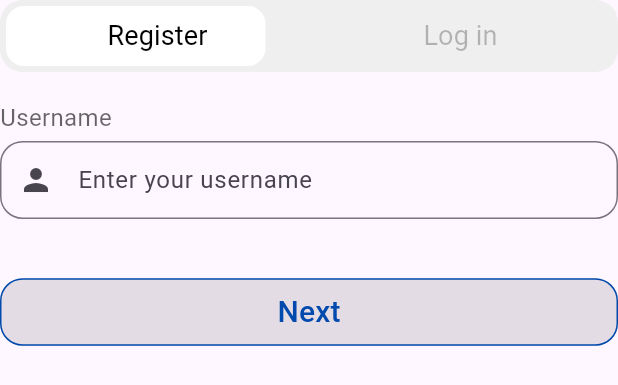
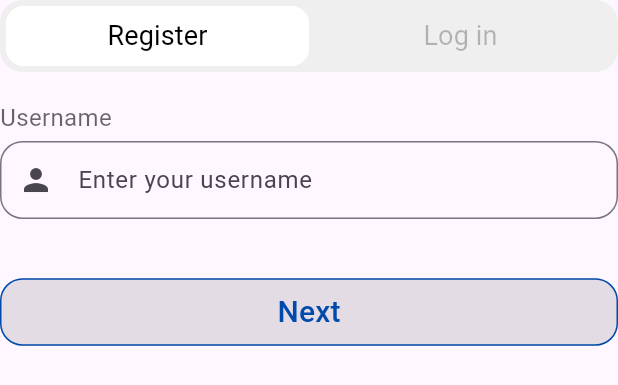
Before and after one commit to geraldman/tasknify-app, a Flutter app: the AuthPage widget shown alone on an empty page, opened directly, on a phone screen of 412 x 824 dp. Shown: the top 385 px of the screen. Run offline on Flutter 3.47's test engine with Material 3 defaults, Android fonts, the phone set to English and light mode, and no system bars; our stand-ins replace google_fonts; Roboto replaces fonts that are missing (Gabarito).

Commit message:
registerLoginButton switch is fixed, but the transition from register to go back button is fine,
fixing the next and log in button behavior, adding google oauth, and switching login register form transition

```diff
--- a/lib/get-started.dart
+++ b/lib/get-started.dart
@@ -69,6 +69,7 @@ class AuthPage extends StatefulWidget{
 class _AuthPageState extends State<AuthPage>{
   bool isLogin = false;
   int registerStep = 1;
+  bool isExpanding = false;
 
   void toggleForm(){
     setState(() {
@@ -80,6 +81,13 @@ class _AuthPageState extends State<AuthPage>{
   void goToNextRegisterStep(){
     setState((){
       registerStep++;
+    });
+
+    Future.delayed(const Duration(milliseconds: 400), () {
+    if (!mounted) return;
+      setState(() {
+        isExpanding = true;
+      });
     });
   }
 
@@ -100,12 +108,16 @@ class _AuthPageState extends State<AuthPage>{
 
     return Column(
       children: [
-        if(showGoBack)
-          PrimaryInvertedButton(text: "Go Back", onPressed:goBackRegisterStep,)
-        else
-          RegisterLoginButton(
-          FrameState: isLogin ? "login" : "register",
-          onPressed: toggleForm
+        RegisterLoginButton(
+          key: const ValueKey("auth-header"),
+          isExpanding: isExpanding,
+          mode: showGoBack
+            ? AuthButtonMode.back
+            : AuthButtonMode.toggle,
+          frameState: isLogin ? "login" : "register",
+          onPressed: showGoBack
+            ? goBackRegisterStep
+            : toggleForm
         ),
 
         const SizedBox(height: 23.0,),
@@ -127,7 +139,6 @@ class _AuthPageState extends State<AuthPage>{
       ],
     );
   }
-
 }
 
 class RegisterPageState extends StatelessWidget {
--- a/lib/widget/custom-button.dart
+++ b/lib/widget/custom-button.dart
@@ -102,15 +102,22 @@ class PrimaryInvertedButton extends CustomButton{
   );
 }
 
-class RegisterLoginButton extends StatelessWidget{
+enum AuthButtonMode{
+  toggle, back,
+}
 
+class RegisterLoginButton extends StatelessWidget {
   final VoidCallback onPressed;
-  final String FrameState; // this is will determine if its changing to login or register
+  final String frameState;
+  final AuthButtonMode mode;
+  final bool isExpanding;
 
   const RegisterLoginButton({
     super.key,
-    required this.FrameState,
-    required this.onPressed
+    required this.frameState,
+    required this.onPressed,
+    this.mode = AuthButtonMode.toggle,
+    this.isExpanding = false
   });
 
   @override
@@ -123,55 +130,108 @@ class RegisterLoginButton extends StatelessWidget{
         color: const Color(0xffEFEFEF),
         borderRadius: BorderRadius.circular(15),
       ),
-      child: Stack(
+      child: LayoutBuilder(
+        builder:(context, constraints) {
+          final double fullWidth = constraints.maxWidth;
+          final double halfWidth = fullWidth / 2;
+
+        return Stack(
           children: [
-          /// 🔥 Sliding indicator
+            /// 🔥 ANIMATED INDICATOR (THIS IS THE MAGIC)
             AnimatedAlign(
+              key: const ValueKey("auth-pill"),
               duration: const Duration(milliseconds: 400),
               curve: Curves.fastOutSlowIn,
-            alignment: FrameState == "login"
+              alignment: mode == AuthButtonMode.back
+                  ? Alignment.center
+                  : frameState == "login"
                       ? Alignment.centerRight
                       : Alignment.centerLeft,
-            child: Container(
-              width: MediaQuery.of(context).size.width * 0.42,
+
+              /// 🔒 FIX: alignment gets a STABLE size
+              child: SizedBox(
+                width: mode == AuthButtonMode.back
+                  ? fullWidth
+                  : halfWidth, // ← constant reference for sliding
+
+                child: AnimatedContainer(
+                  duration: const Duration(milliseconds: 700),
+                  curve: Curves.fastEaseInToSlowEaseOut,
+
+                  /// expansion happens INSIDE
+                  width: mode == AuthButtonMode.back && isExpanding
+                      ? fullWidth
+                      : halfWidth,
+
+                  height: double.infinity,
                   decoration: BoxDecoration(
                     color: Colors.white,
                     borderRadius: BorderRadius.circular(12),
+                  ),
+
+                  /// 🔄 GO BACK CONTENT (unchanged)
+                  child: AnimatedSwitcher(
+                    duration: const Duration(milliseconds: 700),
+                    switchInCurve: Curves.easeInOutExpo,
+                    switchOutCurve: Curves.easeInOutExpo,
+                    transitionBuilder: (child, animation) {
+                      return FadeTransition(
+                        opacity: animation,
+                        child: SlideTransition(
+                          position: Tween<Offset>(
+                            begin: const Offset(0, 0),
+                            end: Offset.zero,
+                          ).animate(animation),
+                          child: child,
+                        ),
+                      );
+                    },
+                    child: mode == AuthButtonMode.back
+                        ? Center(
+                            key: const ValueKey("back"),
+                            child: RegularButtonGabarito(
+                              text: "Go Back",
+                              color: Colors.black,
+                              textAlign: TextAlign.center,
+                            ),
                           )
+                        : const SizedBox.shrink(
+                            key: ValueKey("empty"),
+                          ),
+                  ),
+                ),
               ),
             ),
 
-          /// Buttons layer
+
+            /// BUTTON LAYER (ONLY WHEN TOGGLE)
+            if (mode == AuthButtonMode.toggle)
               Row(
                 children: [
                   Expanded(
                     child: TextButton(
-                  onPressed: FrameState == "register"
-                      ? null // already active
+                      onPressed: frameState == "register"
+                          ? null
                           : onPressed,
-                  style: TextButton.styleFrom().copyWith(
-                    overlayColor: WidgetStateProperty.all(Colors.transparent)
-                  ),
+                      style: frameState == "register" ? _buttonStyle(1) : _buttonStyle(0),
                       child: RegularButtonGabarito(
                         text: "Register",
-                    color: FrameState == "register"
+                        color: frameState == "register"
                             ? Colors.black
                             : Colors.black26,
                         textAlign: TextAlign.center,
                       ),
-                )
+                    ),
                   ),
                   Expanded(
                     child: TextButton(
-                  onPressed: FrameState == "login"
-                      ? null // already active
+                      onPressed: frameState == "login"
+                          ? null
                           : onPressed,
-                  style: TextButton.styleFrom().copyWith(
-                    overlayColor: WidgetStateProperty.all(Colors.transparent)
-                  ),
+                      style: frameState == "login" ? _buttonStyle(1) : _buttonStyle(0),
                       child: RegularButtonGabarito(
                         text: "Log in",
-                    color: FrameState == "login"
+                        color: frameState == "login"
                             ? Colors.black
                             : Colors.black26,
                         textAlign: TextAlign.center,
@@ -179,9 +239,40 @@ class RegisterLoginButton extends StatelessWidget{
                     ),
                   ),
                 ],
-          )
-        ],
+              ),
+
+            /// TAP AREA FOR GO BACK
+            if (mode == AuthButtonMode.back)
+              Positioned.fill(
+                child: TextButton(
+                  onPressed: onPressed,
+                  style: _buttonStyle(0),
+                  child: const SizedBox.shrink(),
+                ),
+              ),
+            ]
+          );
+        },
       ),
     );
   }
+
+  ButtonStyle _buttonStyle(int active) {
+    if(active == 1){
+      return TextButton.styleFrom(
+        backgroundColor: Colors.white,
+        shape: RoundedRectangleBorder(
+          borderRadius: BorderRadiusGeometry.circular(12),
+        )
+      ).copyWith(
+        overlayColor:
+            WidgetStateProperty.all(Colors.transparent),
+      );
     }
+    else{
+      return TextButton.styleFrom().copyWith(
+        overlayColor: WidgetStateProperty.all(Colors.transparent)
+      );
+    }
+  }
+}
```
Lines whose indentation alone changed are shown as unchanged.
